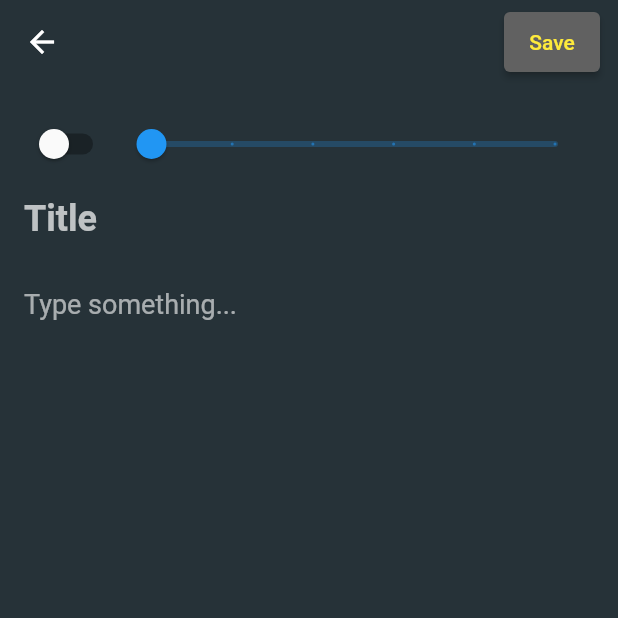
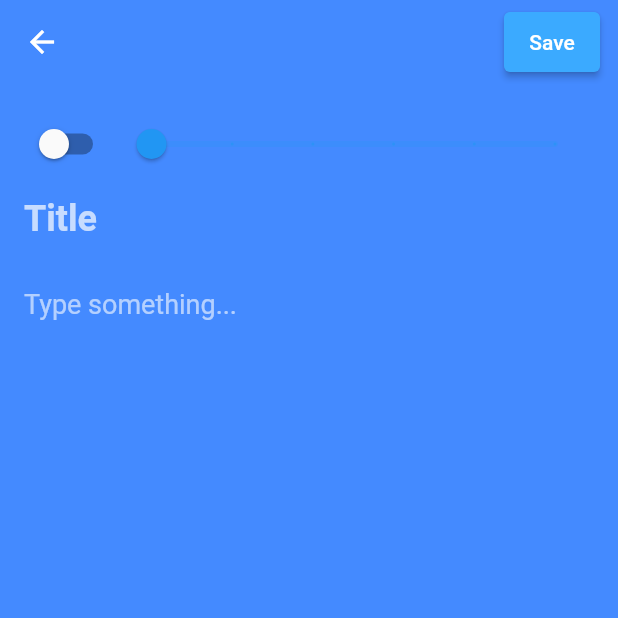
Before and after one commit to willhitman/Posinotes_fire, a Flutter app: the screen it shows after launch, item 2 of the bottom bar chosen, after a tap on the "add" icon, on a phone screen of 412 x 824 dp, the top half of it. Run offline on Flutter 3.47's test engine with Material 2 defaults, Android fonts, the phone set to English and light mode, and no system bars; our stand-ins replace sqflite; accounts and stored records are empty; network calls fail.

Commit message:
addded dependencies

```diff
--- a/lib/main.dart
+++ b/lib/main.dart
@@ -20,12 +20,12 @@ class MyApp extends StatelessWidget {
   Widget build(BuildContext context) => MaterialApp(
     debugShowCheckedModeBanner: false,
     title: title,
-    themeMode: ThemeMode.dark,
+    themeMode: ThemeMode.light,
     theme: ThemeData(
       primaryColor: Colors.black,
-      scaffoldBackgroundColor: Colors.blueGrey.shade900,
+      scaffoldBackgroundColor: Colors.white,
       appBarTheme: AppBarTheme(
-        backgroundColor: Colors.transparent,
+        backgroundColor: Colors.white,
         elevation: 0,
       ),
     ),
--- /dev/null
+++ b/lib/pages/contacts_page.dart
@@ -0,0 +1,13 @@
+import 'package:flutter/cupertino.dart';
+import 'package:flutter/material.dart';
+
+class ContactsPage extends StatelessWidget {
+  @override
+  Widget build(BuildContext context){
+    return Scaffold(
+      appBar: AppBar(
+
+      ),
+    )
+  }
+}
--- a/lib/pages/dashboard_page.dart
+++ b/lib/pages/dashboard_page.dart
@@ -73,7 +73,7 @@ class _DashboardPageState extends State<DashboardPage> {
       // ),
       // floatingActionButtonLocation: FloatingActionButtonLocation.centerDocked,
       bottomNavigationBar: BottomAppBar(
-          color: Colors.black,
+          color: Colors.white,
           shape: CircularNotchedRectangle(),
           child: Container(
               height: 80,
@@ -86,7 +86,7 @@ class _DashboardPageState extends State<DashboardPage> {
                       IconButton(
                         icon: Icon(
                           Icons.home,
-                          color: currentPage == 0 ? Colors.yellow : Colors.white,
+                          color: currentPage == 0 ? Color(0XFF3BAAFF) : Colors.blueGrey,
                           size: 30,
                         ),
                         onPressed: () => setPage(0),
@@ -94,7 +94,7 @@ class _DashboardPageState extends State<DashboardPage> {
                       const Text(
                         "Home",
                         style: TextStyle(
-                            color: Colors.white, fontWeight: FontWeight.bold),
+                            color: Color(0XFF3BAAFF), fontWeight: FontWeight.bold),
                       )
                     ],
                   ),
@@ -103,7 +103,7 @@ class _DashboardPageState extends State<DashboardPage> {
                       IconButton(
                         icon: Icon(
                           Icons.note_outlined,
-                          color: currentPage == 1 ? Colors.yellow : Colors.white,
+                          color: currentPage == 1 ? Color(0XFF3BAAFF) : Colors.blueGrey,
                           size: 30,
                         ),
                         onPressed: () => setPage(1),
@@ -111,7 +111,7 @@ class _DashboardPageState extends State<DashboardPage> {
                       const Text(
                         "Personal Notes",
                         style: TextStyle(
-                            color: Colors.white, fontWeight: FontWeight.bold),
+                            color: Color(0XFF3BAAFF), fontWeight: FontWeight.bold),
                       )
                     ],
                   ),
@@ -122,12 +122,12 @@ class _DashboardPageState extends State<DashboardPage> {
                           onPressed: () => setPage(4),
                           icon: Icon(Icons.article_outlined,
                               color:
-                                  currentPage == 4 ? Colors.yellow : Colors.white,
+                                  currentPage == 4 ? Color(0XFF3BAAFF) : Colors.blueGrey,
                               size: 30)),
                       const Text(
                         "Articles",
                         style: TextStyle(
-                            color: Colors.white, fontWeight: FontWeight.bold),
+                            color: Color(0XFF3BAAFF), fontWeight: FontWeight.bold),
                       )
                     ],
                   ),
@@ -136,15 +136,15 @@ class _DashboardPageState extends State<DashboardPage> {
                       IconButton(
                         icon: Icon(
                           Icons.account_circle,
-                          color: currentPage == 2 ? Colors.yellow : Colors.white,
+                          color: currentPage == 2 ? Color(0XFF3BAAFF) : Colors.blueGrey,
                           size: 30,
                         ),
                         onPressed: () => setPage(2),
                       ),
                       const Text(
-                        "Account",
+                        "Find Help",
                         style: TextStyle(
-                            color: Colors.white, fontWeight: FontWeight.bold),
+                            color: Color(0XFF3BAAFF), fontWeight: FontWeight.bold),
                       )
                     ],
                   ),
--- a/lib/pages/edit_note_page.dart
+++ b/lib/pages/edit_note_page.dart
@@ -33,10 +33,13 @@ class _AddEditNotePageState extends State<AddEditNotePage> {
 
   @override
   Widget build(BuildContext context) => Scaffold(
+    backgroundColor: Colors.blueAccent,
     appBar: AppBar(
+      backgroundColor: Colors.blueAccent,
       actions: [buildButton()],
     ),
     body: Form(
+
       key: _formKey,
       child: NoteFormWidget(
         isImportant: isImportant,
@@ -60,11 +63,11 @@ class _AddEditNotePageState extends State<AddEditNotePage> {
       padding: EdgeInsets.symmetric(vertical: 8, horizontal: 12),
       child: ElevatedButton(
         style: ElevatedButton.styleFrom(
-          onPrimary: Colors.white,
-          primary: isFormValid ? null : Colors.grey.shade700,
+          onPrimary: Colors.black,
+          primary: isFormValid ? null : Color(0XFF3BAAFF),
         ),
         onPressed: addOrUpdateNote,
-        child: Text('Save',style: TextStyle(color: Colors.yellow),),
+        child: Text('Save',style: TextStyle(color: Colors.white),),
       ),
     );
   }
--- a/lib/pages/note_detail_page.dart
+++ b/lib/pages/note_detail_page.dart
@@ -51,7 +51,7 @@ class _NoteDetailPageState extends State<NoteDetailPage> {
           Text(
             note.title,
             style: TextStyle(
-              color: Colors.white,
+              color: Colors.black,
               fontSize: 22,
               fontWeight: FontWeight.bold,
             ),
@@ -64,7 +64,7 @@ class _NoteDetailPageState extends State<NoteDetailPage> {
           SizedBox(height: 8),
           Text(
             note.description,
-            style: TextStyle(color: Colors.white70, fontSize: 18),
+            style: TextStyle(color: Colors.black, fontSize: 18),
           )
         ],
       ),
--- a/lib/pages/notes_page.dart
+++ b/lib/pages/notes_page.dart
@@ -40,7 +40,7 @@ class _NotesPageState extends State<NotesPage> {
   @override
   Widget build(BuildContext context) => Scaffold(
     appBar: AppBar(
-      foregroundColor: Colors.yellow,
+      foregroundColor: Color(0XFF3BAAFF),
       automaticallyImplyLeading: false,
       title: Text(
         'Notes',
@@ -54,12 +54,12 @@ class _NotesPageState extends State<NotesPage> {
           : notes.isEmpty
           ? Text(
         'No Notes',
-        style: TextStyle(color: Colors.white, fontSize: 24),
+        style: TextStyle(color: Colors.black, fontSize: 24),
       )
           : buildNotes(),
     ),
     floatingActionButton: FloatingActionButton(
-      backgroundColor: Colors.black,
+      backgroundColor: Color(0XFF3BAAFF),
       child: Icon(Icons.add),
       onPressed: () async {
         await Navigator.of(context).push(
--- a/lib/pages/quote_page.dart
+++ b/lib/pages/quote_page.dart
@@ -22,8 +22,8 @@ class _QuotesPageState extends State<QuotesPage> {
   Widget build(BuildContext context) {
     return Scaffold(
       appBar: AppBar(
-        backgroundColor: Colors.black,
-        foregroundColor: Colors.yellow,
+        backgroundColor: Colors.white,
+        foregroundColor: Color(0XFF3BAAFF),
         title: Text("Quotes"),
         automaticallyImplyLeading: false,
       ),
@@ -37,7 +37,7 @@ class _QuotesPageState extends State<QuotesPage> {
               child: ElevatedButton(
                 child: const Text('Get Quote',
                     style: TextStyle(
-                      color: Colors.black,
+                      color: Colors.white,
                       fontWeight: FontWeight.bold,
                     )),
                 onPressed: () {
@@ -50,11 +50,11 @@ class _QuotesPageState extends State<QuotesPage> {
                 style: ButtonStyle(
                     alignment: Alignment.center,
                     backgroundColor:
-                        MaterialStateProperty.all<Color>(Colors.yellow),
+                        MaterialStateProperty.all<Color>(Color(0XFF3BAAFF)),
                     shape: MaterialStateProperty.all<RoundedRectangleBorder>(
                         RoundedRectangleBorder(
                       borderRadius: BorderRadius.circular(18.0),
-                      side: const BorderSide(color: Colors.black, width: 4),
+                      side: const BorderSide(color: Colors.white, width: 2),
                     ))),
               ),
             ),
@@ -62,7 +62,7 @@ class _QuotesPageState extends State<QuotesPage> {
           Padding(
               padding: EdgeInsets.only(left: 40, top: 50, right: 40),
               child: Card(
-                color: Colors.yellow,
+                color: Color(0XFF3BAAFF),
                 child: Padding(
                   padding: EdgeInsets.only(top: 20, left: 20, right: 20, bottom: 20),
                 child:
@@ -72,7 +72,7 @@ class _QuotesPageState extends State<QuotesPage> {
                   if (snapshot.hasData) {
                     return Text(
                       snapshot.data!.quote.body,
-                      style: TextStyle(color: Colors.black),
+                      style: TextStyle(color: Colors.white),
                     );
                   } else if (snapshot.hasError) {
                     return Text('${snapshot.error}');
```
Also changed, not shown: pubspec.lock.
